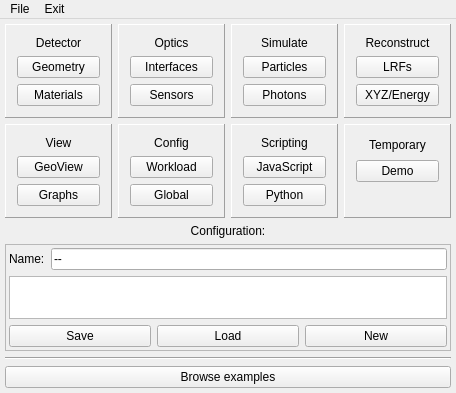
First picture: the form in ants3bundle/src/ants3/gui/mainwindow.ui, repository andrmor/ANTS3bundle, before the edit.
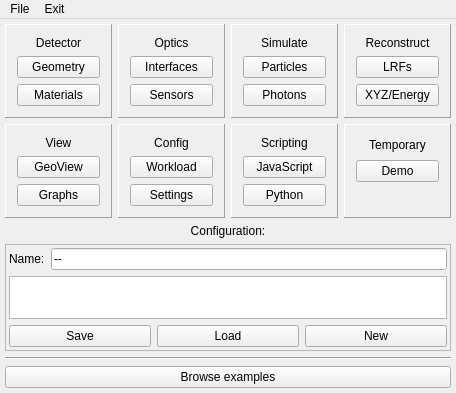
Second picture: the form after the edit. Icons and pictures are not drawn.

```diff
--- a/ants3bundle/src/ants3/gui/mainwindow.ui
+++ b/ants3bundle/src/ants3/gui/mainwindow.ui
@@ -200,7 +200,7 @@
            <item>
             <widget class="QPushButton" name="pbGlobSet">
              <property name="text">
-              <string>Global</string>
+              <string>Settings</string>
              </property>
             </widget>
            </item>
```
